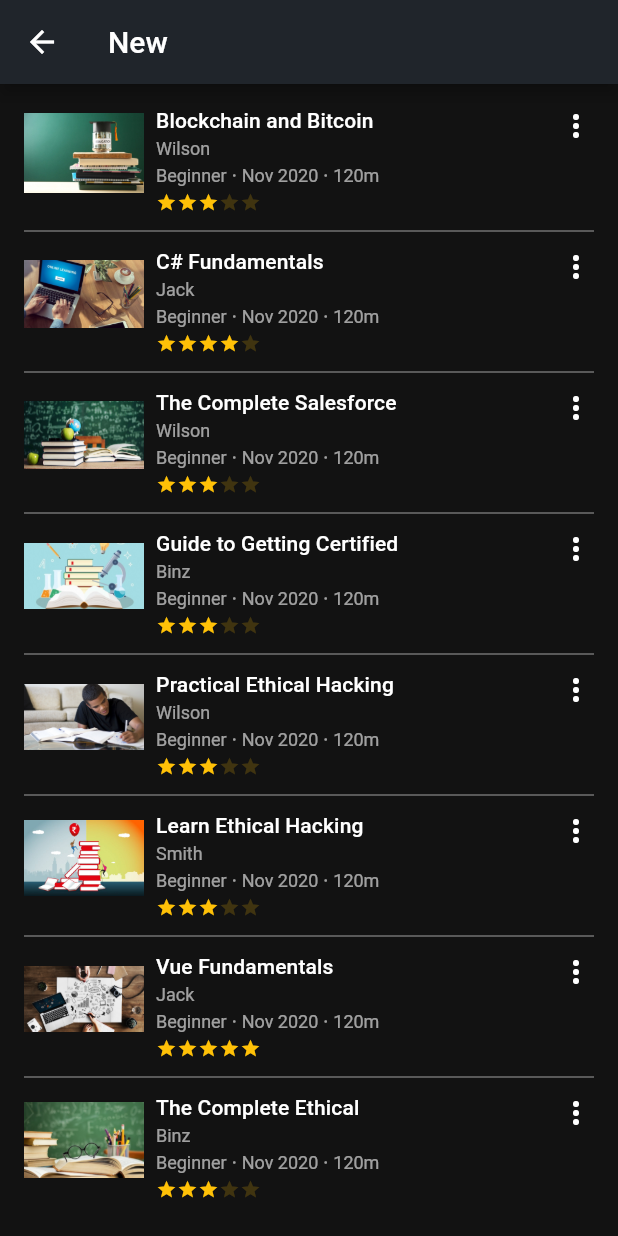
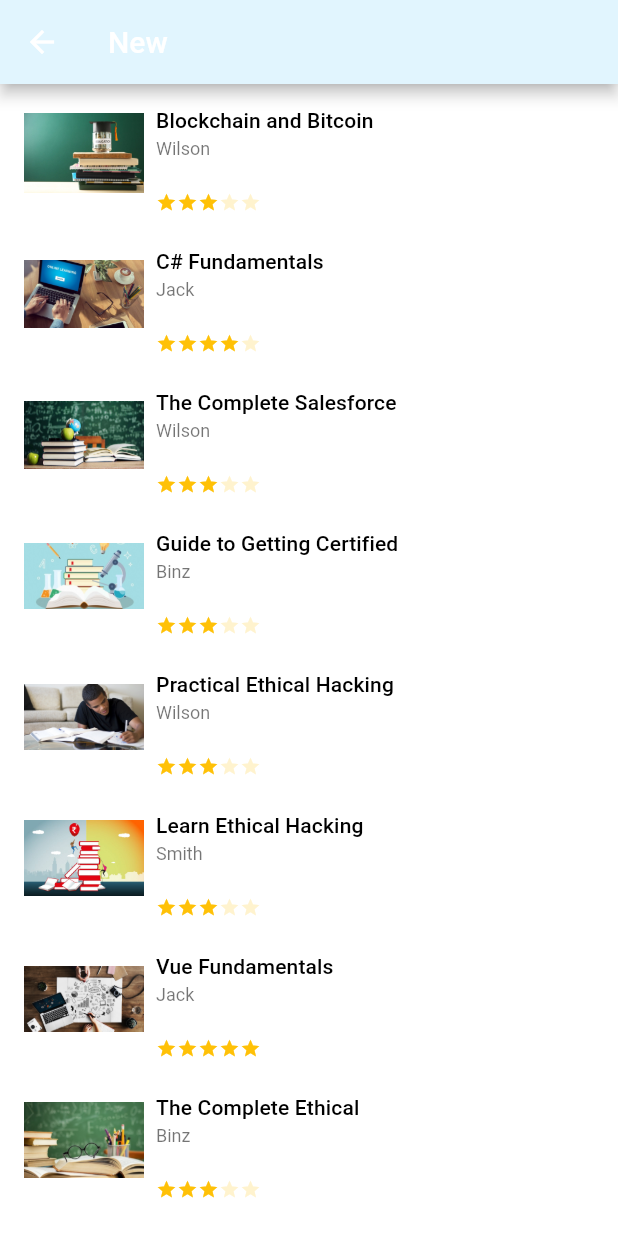
Before and after one commit to tranphunguyen98/MyOnlineLearning, a Flutter app: the screen it shows after launch, after a tap on "Explore without sign in", after a tap on "See all", on a phone screen of 412 x 824 dp. Run offline on Flutter 3.47's test engine with Material 2 defaults, Android fonts, the phone set to English and light mode, and no system bars; drawn by our look-alikes of flutter_rating_bar; our stand-ins replace flutter_svg, get_it, google_maps_flutter, image_picker, injectable, location and 3 more; accounts and stored records are empty; generated files the repository leaves out were written again.

Commit message:
feat (Setting): Change theme

```diff
--- /dev/null
+++ b/lib/data/model/theme_setting.dart
@@ -0,0 +1,12 @@
+import 'package:flutter/cupertino.dart';
+
+class ThemeSetting extends ChangeNotifier {
+  bool _isLightTheme = true;
+
+  set isLightTheme(bool isLightTheme) {
+    _isLightTheme = isLightTheme;
+    notifyListeners();
+  }
+
+  bool get isLightTheme => _isLightTheme;
+}
--- a/lib/main.dart
+++ b/lib/main.dart
@@ -6,6 +6,7 @@ import 'package:my_online_learning/cache/source/user/cache_user_service.dart';
 import 'package:my_online_learning/data/model/courses_bookmark.dart';
 import 'package:my_online_learning/data/model/courses_download.dart';
 import 'package:my_online_learning/data/model/search_history.dart';
+import 'package:my_online_learning/data/model/theme_setting.dart';
 import 'package:my_online_learning/data/repository/authentication/authentication_data_source.dart';
 import 'package:my_online_learning/data/repository/authentication/authentication_repository_impl.dart';
 import 'package:my_online_learning/data/repository/authentication/i_authentication_repository.dart';
@@ -36,6 +37,7 @@ class MyApp extends StatelessWidget {
     const bool isThemeLight = false;
     return MultiProvider(
       providers: [
+        ChangeNotifierProvider<ThemeSetting>(create: (_) => ThemeSetting()),
         ChangeNotifierProvider<UserModel>(create: (_) => UserModel()),
         ChangeNotifierProvider<CoursesDownload>(
             create: (_) => CoursesDownload()),
@@ -78,7 +80,8 @@ class MyApp extends StatelessWidget {
             update: (_, _cacheUserDataSource, __) =>
                 UserRepositoryImplement(_cacheUserDataSource)),
       ],
-      child: MaterialApp(
+      child: Consumer<ThemeSetting>(
+        builder: (context, themeSetting, child) => MaterialApp(
           supportedLocales: const [
             Locale('en', 'US'),
             Locale('vi', 'VN'),
@@ -99,10 +102,11 @@ class MyApp extends StatelessWidget {
           },
           title: 'Online Learning',
           // themeMode: ThemeMode.light,
-        theme: isThemeLight ? themeLight : themeDark,
+          theme: themeSetting.isLightTheme ? themeLight : themeDark,
           //initialRoute: MyRouter.SPLASH,
           onGenerateRoute: MyRouter.generateRoute,
           home: SplashScreen(),
+        ),
       ),
     );
   }
--- a/lib/model/entity/Chapter.dart
+++ b/lib/model/entity/chapter.dart
@@ -1,4 +1,4 @@
-import 'Lesson.dart';
+import 'lesson.dart';
 
 class Chapter {
   final String title;
--- a/lib/model/entity/course.dart
+++ b/lib/model/entity/course.dart
@@ -1,4 +1,4 @@
-import 'package:my_online_learning/model/entity/Chapter.dart';
+import 'package:my_online_learning/model/entity/chapter.dart';
 
 class Course {
   final String id;
--- a/lib/presentation/screen/authentication/start/sc_start.dart
+++ b/lib/presentation/screen/authentication/start/sc_start.dart
@@ -16,16 +16,15 @@ class StartScreen extends StatelessWidget {
           mainAxisAlignment: MainAxisAlignment.spaceEvenly,
           children: [
             WidgetLogo(),
-            Column(
+            Padding(
+              padding: const EdgeInsets.symmetric(horizontal: 16.0),
+              child: Column(
                 crossAxisAlignment: CrossAxisAlignment.stretch,
                 children: [
-                Padding(
-                  padding: EdgeInsets.symmetric(horizontal: 16.0),
-                  child: MyRaisedButton(
+                  MyRaisedButton(
                     title: "SIGN IN",
                     onPressed: () =>
                         {Navigator.pushNamed(context, MyRouter.LOGIN)},
-                  ),
                   ),
                   SizedBox(height: 8.0),
                   MyOutlineButton(
@@ -41,6 +40,7 @@ class StartScreen extends StatelessWidget {
                   ),
                 ],
               ),
+            ),
           ],
         ),
       ),
--- a/lib/presentation/screen/course_study/course_detail/content_of_course.dart
+++ b/lib/presentation/screen/course_study/course_detail/content_of_course.dart
@@ -1,5 +1,5 @@
 import 'package:flutter/material.dart';
-import 'package:my_online_learning/model/entity/Chapter.dart';
+import 'package:my_online_learning/model/entity/chapter.dart';
 import 'package:my_online_learning/presentation/screen/course_study/course_detail/sc_course_detail.dart';
 
 class ContentOfCourse extends StatelessWidget {
--- a/lib/presentation/screen/course_study/course_detail/sc_course_detail.dart
+++ b/lib/presentation/screen/course_study/course_detail/sc_course_detail.dart
@@ -4,7 +4,7 @@ import 'package:my_online_learning/data/model/courses_bookmark.dart';
 import 'package:my_online_learning/data/model/courses_download.dart';
 import 'package:my_online_learning/data/repository/course/i_course_repository.dart';
 import 'package:my_online_learning/di/injection.dart';
-import 'package:my_online_learning/model/entity/Chapter.dart';
+import 'package:my_online_learning/model/entity/chapter.dart';
 import 'package:my_online_learning/model/entity/course.dart';
 import 'package:my_online_learning/presentation/common_widgets/widget_circle_avatar.dart';
 import 'package:my_online_learning/presentation/screen/browse_courses/list_of_authors/sc_detail_author.dart';
--- a/lib/presentation/screen/others/view_list_by_location/list_lesson_by_location.dart
+++ b/lib/presentation/screen/others/view_list_by_location/list_lesson_by_location.dart
@@ -1,5 +1,5 @@
 import 'package:flutter/material.dart';
-import 'package:my_online_learning/model/entity/Chapter.dart';
+import 'package:my_online_learning/model/entity/chapter.dart';
 import 'package:my_online_learning/model/entity/course.dart';
 
 import 'item_view_by_location.dart';
```
Also changed, not shown: lib/presentation/screen/account_manager/change_theme/sc_change_themes.dart (+44 -6 lines), lib/presentation/screen/account_manager/setting/sc_setting.dart (+17 -12 lines), lib/model/entity/lesson.dart (renamed from lib/model/entity/Lesson.dart). Lines whose indentation alone changed are shown as unchanged.
